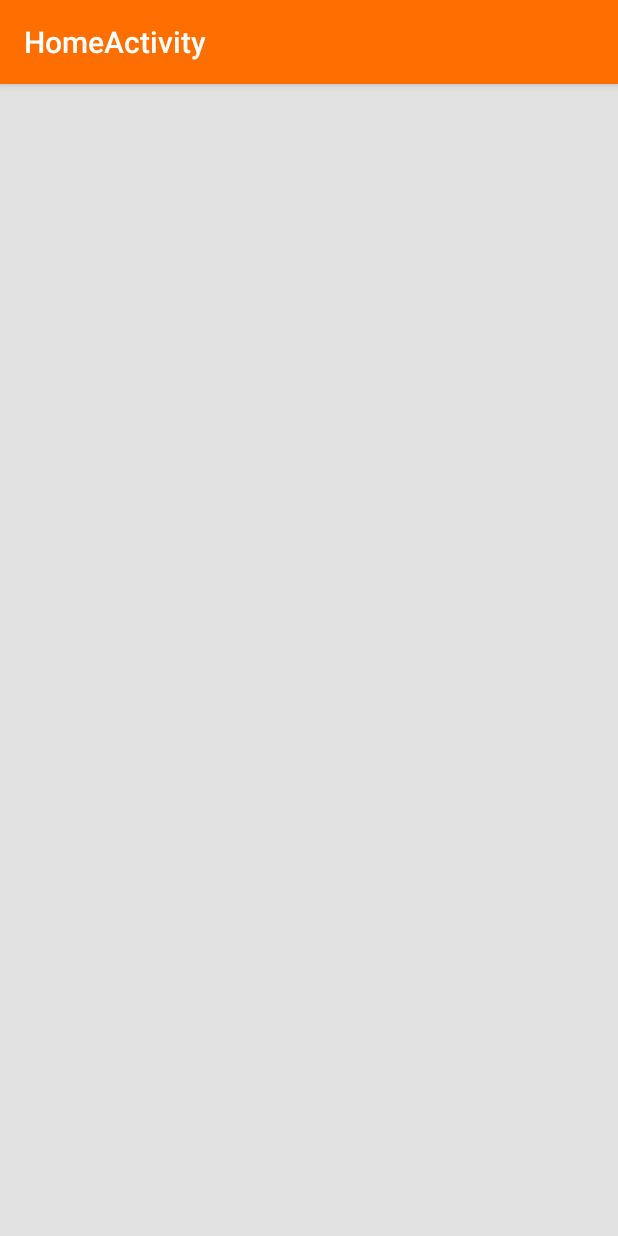
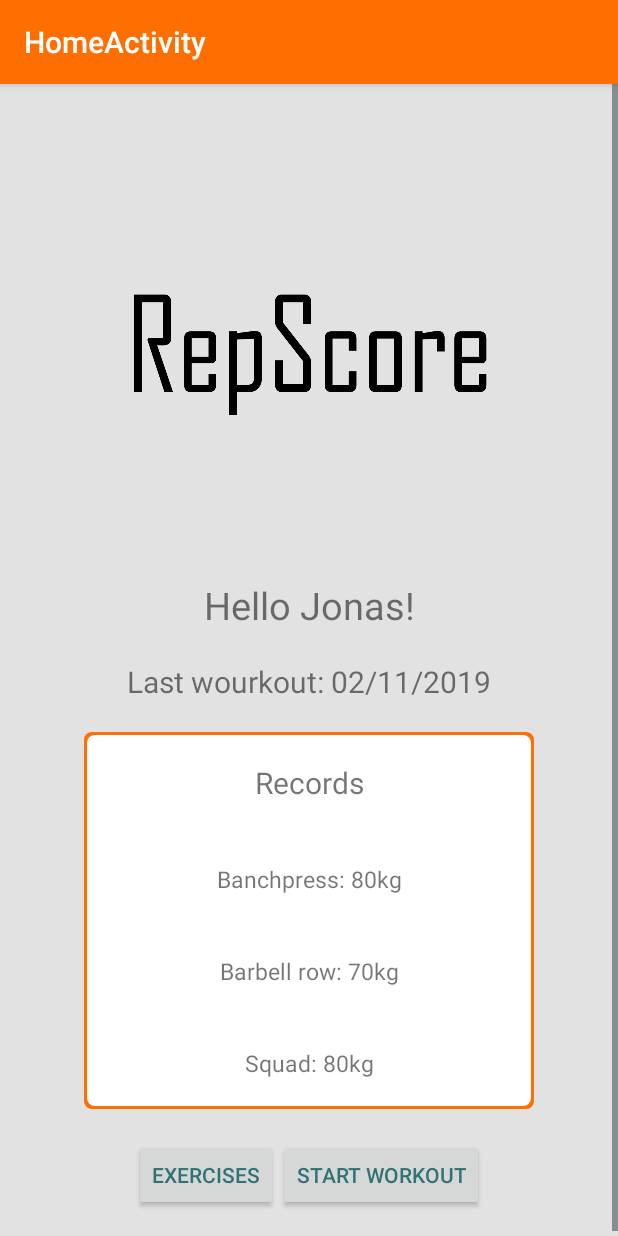
Before and after one commit to JonasCroonenborghs/RepScore, an Android app: the HomeActivity screen opened directly, with no data from a screen before it, on a phone screen of 412 x 824 dp. Run offline under Robolectric (Android 15) with nearby library versions, the phone set to English and light mode, and no system bars.

Commit message:
HomeActivity toegevoegd, opmaak aangepast

```diff
--- /dev/null
+++ b/RepScore/app/src/main/res/drawable/border_shadow.xml
@@ -0,0 +1,20 @@
+<?xml version="1.0" encoding="UTF-8"?>
+<layer-list xmlns:android="http://schemas.android.com/apk/res/android">
+    <item>
+        <shape android:shape="rectangle">
+            <solid android:color="@color/orangeRed" />
+            <corners android:radius="5dp" />
+        </shape>
+    </item>
+
+    <item
+        android:bottom="2dp"
+        android:left="2dp"
+        android:right="2dp"
+        android:top="2dp">
+        <shape android:shape="rectangle">
+            <solid android:color="@color/white" />
+            <corners android:radius="5dp" />
+        </shape>
+    </item>
+</layer-list>
--- a/RepScore/app/src/main/res/layout/content_home.xml
+++ b/RepScore/app/src/main/res/layout/content_home.xml
@@ -1,5 +1,5 @@
 <?xml version="1.0" encoding="utf-8"?>
-<androidx.constraintlayout.widget.ConstraintLayout xmlns:android="http://schemas.android.com/apk/res/android"
+<ScrollView xmlns:android="http://schemas.android.com/apk/res/android"
     xmlns:app="http://schemas.android.com/apk/res-auto"
     xmlns:tools="http://schemas.android.com/tools"
     android:layout_width="match_parent"
@@ -8,4 +8,100 @@
     tools:context=".HomeActivity"
     tools:showIn="@layout/activity_home">
 
-</androidx.constraintlayout.widget.ConstraintLayout>
+    <LinearLayout
+        android:layout_width="match_parent"
+        android:layout_height="wrap_content"
+        android:orientation="vertical"
+        android:paddingLeft="24dp"
+        android:paddingTop="56dp"
+        android:paddingRight="24dp">
+
+        <ImageView
+            android:layout_width="wrap_content"
+            android:layout_height="250dp"
+            android:layout_gravity="center_horizontal"
+            android:layout_marginBottom="24dp"
+            android:src="@drawable/logo_black" />
+
+        <TextView
+            android:layout_width="match_parent"
+            android:layout_height="wrap_content"
+            android:gravity="center"
+            android:text="Hello Jonas!"
+            android:textSize="25sp" />
+
+        <TextView
+            android:layout_width="match_parent"
+            android:layout_height="wrap_content"
+            android:gravity="center"
+            android:padding="20dp"
+            android:text="Last wourkout: 02/11/2019"
+            android:textSize="20sp" />
+
+        <LinearLayout
+            android:layout_width="300dp"
+            android:layout_height="wrap_content"
+            android:layout_gravity="center"
+            android:background="@drawable/border_shadow"
+            android:orientation="vertical">
+
+            <TextView
+                android:gravity="center"
+                android:layout_width="match_parent"
+                android:layout_height="wrap_content"
+                android:padding="20dp"
+                android:text="Records"
+                android:textSize="20sp" />
+
+            <TextView
+                android:gravity="center"
+                android:layout_width="match_parent"
+                android:layout_height="wrap_content"
+                android:padding="20dp"
+                android:text="Banchpress: 80kg"
+                android:textSize="15sp" />
+
+            <TextView
+                android:gravity="center"
+                android:layout_width="match_parent"
+                android:layout_height="wrap_content"
+                android:padding="20dp"
+                android:text="Barbell row: 70kg"
+                android:textSize="15sp" />
+
+            <TextView
+                android:gravity="center"
+                android:layout_width="match_parent"
+                android:layout_height="wrap_content"
+                android:padding="20dp"
+                android:text="Squad: 80kg"
+                android:textSize="15sp" />
+
+        </LinearLayout>
+
+        <LinearLayout
+            android:layout_width="wrap_content"
+            android:layout_height="wrap_content"
+            android:layout_gravity="center"
+            android:orientation="horizontal"
+            android:padding="20dp">
+
+            <Button
+                android:id="@+id/btn_all_exercises"
+                android:layout_width="fill_parent"
+                android:layout_height="wrap_content"
+                android:padding="12dp"
+                android:text="Exercises" />
+
+            <Button
+                android:id="@+id/btn_start_workout"
+                android:layout_width="fill_parent"
+                android:layout_height="wrap_content"
+                android:padding="12dp"
+                android:text="Start workout" />
+        </LinearLayout>
+
+
+    </LinearLayout>
+
+</ScrollView>
--- a/RepScore/app/src/main/res/layout/content_main.xml
+++ b/RepScore/app/src/main/res/layout/content_main.xml
@@ -18,23 +18,27 @@
         app:layout_constraintTop_toTopOf="parent">
 
         <TextView
+            android:gravity="center"
             android:layout_width="wrap_content"
             android:layout_height="wrap_content"
             android:textSize="30dp"
             android:text="@string/title"/>
 
         <ImageView
+            android:gravity="center"
             android:id="@+id/logo"
             android:layout_width="250dp"
             android:layout_height="250dp"
             android:src="@drawable/logo"/>
 
         <TextView
+            android:gravity="center"
             android:layout_width="wrap_content"
             android:layout_height="wrap_content"
             android:textSize="15sp"
             android:text="@string/auteurJonas"/>
         <TextView
+            android:gravity="center"
             android:layout_width="wrap_content"
             android:layout_height="wrap_content"
             android:textSize="15sp"
@@ -43,7 +47,8 @@
         <LinearLayout
             android:layout_width="wrap_content"
             android:layout_height="wrap_content"
-            android:orientation="horizontal">
+            android:orientation="horizontal"
+            android:layout_gravity="center">
 
             <Button
                 android:id="@+id/btn_login"
```
Also changed, not shown: RepScore/app/src/main/res/drawable/logo_black.png.
